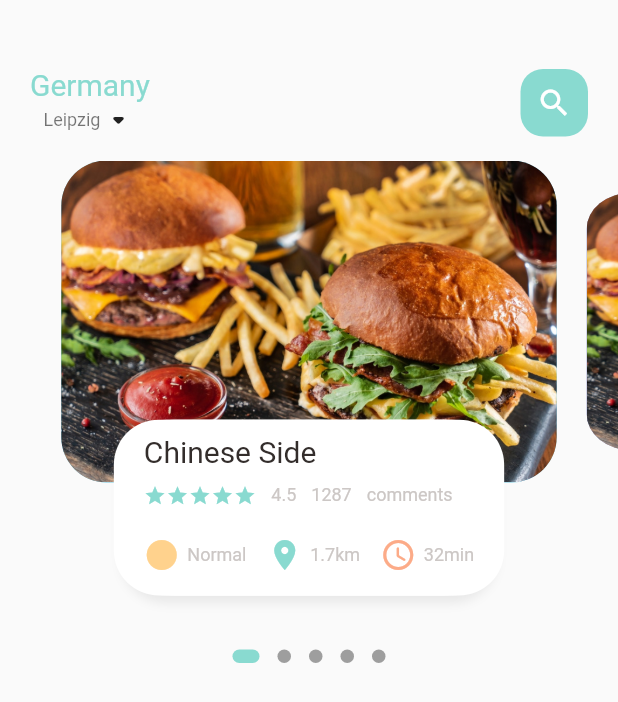
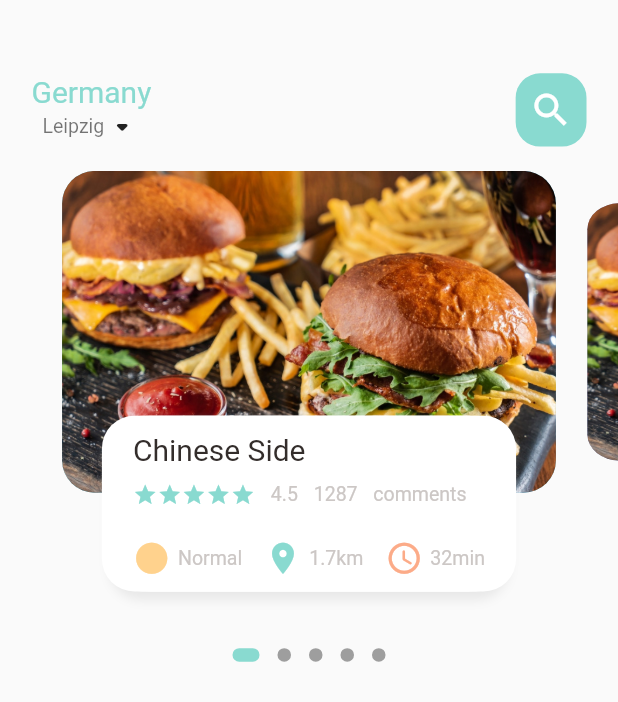
Before and after one commit to zkms-alzeidi/food_delivery_app-, a Flutter app: the screen it shows after launch, on a phone screen of 412 x 824 dp. Shown: the top 702 px of the screen. Run offline on Flutter 3.47's test engine with Material 2 defaults, Android fonts, the phone set to English and light mode, and no system bars; drawn by our look-alikes of dots_indicator; our stand-ins replace get.

Commit message:
Second Commit

```diff
--- a/lib/home/food_page_body.dart
+++ b/lib/home/food_page_body.dart
@@ -27,10 +27,14 @@ class _FoodPageBodyState extends State<FoodPageBody> {
   @override
   void initState(){
     super.initState();
+    print("height: " + Dimensions.screenHeight.toString() +"\n width: " + Dimensions.screenWidth.toString()
+    );
+
     pageController.addListener(() {
       setState(() {
         _currPageValue= pageController.page;
-        print('current value ' + _currPageValue.toString());
+        //print('current value ' + _currPageValue.toString());
+
       });
     });
   }
@@ -45,7 +49,8 @@ class _FoodPageBodyState extends State<FoodPageBody> {
     return Column(
       children:[
         Container(
-        height: 320,
+        height: Dimensions.pageView
+          ,
         child: PageView.builder(
           controller: pageController,
           itemCount: 5,
@@ -63,7 +68,6 @@ class _FoodPageBodyState extends State<FoodPageBody> {
       activeColor: AppColors.mainColor
     ),
     )
-
       ]
     );
   }
@@ -71,6 +75,7 @@ class _FoodPageBodyState extends State<FoodPageBody> {
   Widget _buildPageItem(int index){
 
     Matrix4 matrix= new Matrix4.identity();
+
     if(index == _currPageValue.floor())
     {
       var currScale = 1-(_currPageValue-index)*(1-_scaleFactor);
@@ -95,18 +100,17 @@ class _FoodPageBodyState extends State<FoodPageBody> {
       matrix = Matrix4.diagonal3Values(1, currScale, 1)..setTranslationRaw(0, _height*(1-_scaleFactor)/2, 1);
     }
 
-
     return Transform(
       //Transform lass uns mit matrix arbeiten.
       transform: matrix,
       child: Stack(
-        //Stack lass uns Widget ohne position machen
+        //Stack lass uns Widget ohne position machen .. das heißt , wir konnen eine andere Box auf Stack machen
         children:[
           Container(
             height: Dimensions.pageViewContainer,
-          margin: EdgeInsets.only(left: 10, right: 10),
+          margin: EdgeInsets.only(left: Dimensions.width10, right: Dimensions.width10),
           decoration: BoxDecoration(
-              borderRadius: BorderRadius.circular(30),
+              borderRadius: BorderRadius.circular(Dimensions.radius20),
               color: index.isEven?Color(0xFF69c5df):Color(0xFF9294cc),
               image: DecorationImage(
                   fit: BoxFit.cover,
@@ -122,9 +126,10 @@ class _FoodPageBodyState extends State<FoodPageBody> {
             alignment: Alignment.bottomCenter,
             child: Container(
               height: Dimensions.pageViewTextContainer,
-              margin: EdgeInsets.only(left: 50, right: 50, bottom: 30),
+
+              margin: EdgeInsets.only(left: Dimensions.width40, right: Dimensions.width40, bottom: Dimensions.width30),
               decoration: BoxDecoration(
-                  borderRadius: BorderRadius.circular(30),
+                  borderRadius: BorderRadius.circular(Dimensions.radius20),
                   color: Colors.white,
                 boxShadow: [
                   BoxShadow(
@@ -144,26 +149,26 @@ class _FoodPageBodyState extends State<FoodPageBody> {
               ),
               //diese Container hat die Beschreibung des Bilds(text-bewertung-abstand)
               child: Container(
-                padding: EdgeInsets.only(top: 10, left: 15,right: 15),
+                padding: EdgeInsets.only(top: Dimensions.height10, left: Dimensions.width15,right: Dimensions.width15),
                 child: Column(
                   crossAxisAlignment: CrossAxisAlignment.start,
                   children: [
                     BigText(text: "Chinese Side"),
-                    SizedBox(height: 10,),
+                    SizedBox(height: Dimensions.height10,),
                     Row(
                       children: [
                         Wrap(
-                          children: List.generate(5, (index) => Icon(Icons.star, color: AppColors.mainColor, size: 15,))
+                          children: List.generate(5, (index) => Icon(Icons.star, color: AppColors.mainColor, size: Dimensions.height15,))
                         ),
-                        SizedBox(width: 10,),
+                        SizedBox(width: Dimensions.width10),
                         SmallText(text: "4.5"),
-                        SizedBox(width: 10,),
+                        SizedBox(width: Dimensions.width10,),
                         SmallText(text:"1287"),
-                        SizedBox(width: 10,),
+                        SizedBox(width: Dimensions.width10,),
                         SmallText(text: "comments"),
                       ],
                     ),
-                    SizedBox(height: 20,),
+                    SizedBox(height: Dimensions.height20,),
                     Row(
                       mainAxisAlignment: MainAxisAlignment.spaceBetween,
                       children: [
--- a/lib/home/main_food_page.dart
+++ b/lib/home/main_food_page.dart
@@ -1,6 +1,7 @@
 import 'package:flutter/cupertino.dart';
 import 'package:flutter/material.dart';
 import 'package:food_delivery/utils/colors.dart';
+import 'package:food_delivery/utils/dimensions.dart';
 import 'package:food_delivery/widgets/big_text.dart';
 import 'package:food_delivery/widgets/small_text.dart';
 import 'food_page_body.dart';
@@ -23,8 +24,8 @@ class _MainFoodPageState extends State<MainFoodPage> {
           //ziegt das Header
           Container(
             child: Container(
-              margin: EdgeInsets.only(top: 45, bottom: 15),
-              padding: EdgeInsets.only(left: 20, right: 20),
+              margin: EdgeInsets.only(top: Dimensions.height45, bottom: Dimensions.height15),
+              padding: EdgeInsets.only(left: Dimensions.width20, right: Dimensions.width20),
               child: Row(
                 mainAxisAlignment: MainAxisAlignment.spaceBetween,
                 children: [
@@ -44,14 +45,15 @@ class _MainFoodPageState extends State<MainFoodPage> {
                   ),
                   Center(
                     child: Container(
-                      width: 45,
-                      height: 45,
+                      width: Dimensions.width45,
+                      height: Dimensions.height45,
                       child: Icon(
                         Icons.search,
                         color: Colors.white,
+                        size: Dimensions.iconSize27,
                       ),
                       decoration: BoxDecoration(
-                          borderRadius: BorderRadius.circular(15),
+                          borderRadius: BorderRadius.circular(Dimensions.radius15),
                           color: AppColors.mainColor),
                     ),
                   )
@@ -59,7 +61,7 @@ class _MainFoodPageState extends State<MainFoodPage> {
               ),
             ),
           ),
-          //ziegt das body
+          //zeigt das body
           FoodPageBody()
         ],
       ),
--- a/lib/utils/dimensions.dart
+++ b/lib/utils/dimensions.dart
@@ -1,10 +1,42 @@
 import 'package:get/get.dart';
 
 class Dimensions{
+
  static double screenHeight = Get.context.height;
-  static double screenWidth = Get.context.width;
+ static double screenWidth = Get.context.width;
 
-  static double pageViewContainer = screenHeight/3.84;
-  static double pageViewTextContainer = screenHeight/7.03;
+ //dynamic height
+ static double pageView = screenHeight/2.64;
+ static double pageViewContainer = screenHeight/3.84;
+ static double pageViewTextContainer = screenHeight/7.03;
+
+ //dynamic height padding and margin
+ static double height10 = screenHeight/75.9;
+ static double height15 = screenHeight/50.61;
+ static double height20= screenHeight/37.9;
+ static double height45= screenHeight/16.87;
+
+ //fonts
+ static double font20 = screenHeight/37.9;
+ static double font12 = screenHeight/63.2;
+
+ //Radius
+ static double radius15 = screenHeight/50.61;
+ static double radius20 = screenHeight/37.9;
+
+
+
+ //dynamic width padding and margin
+ static double width10 = screenWidth/39.272;
+ static double width15 = screenWidth/26.18;
+ static double width20= screenWidth/19.63;
+ static double width30= screenWidth/13;
+ static double width40 = screenWidth/9.8;
+ static double width45= screenWidth/8.72;
+
+
+ //Icon Size
+ static double iconSize23 = screenHeight/33.011;
+static double iconSize27 = screenHeight/28.12;
 
 }
--- a/lib/widgets/big_text.dart
+++ b/lib/widgets/big_text.dart
@@ -1,4 +1,5 @@
 import 'package:flutter/cupertino.dart';
+import 'package:food_delivery/utils/dimensions.dart';
 
 class BigText extends StatelessWidget {
   Color color;
@@ -23,7 +24,7 @@ class BigText extends StatelessWidget {
       style: TextStyle(
         color: color,
         fontFamily: "Roboto",
-        fontSize: size,
+        fontSize: size==0?Dimensions.font20 : size,
         fontWeight: FontWeight.w400,
       ),
     );
--- a/lib/widgets/icon_and_text_widget.dart
+++ b/lib/widgets/icon_and_text_widget.dart
@@ -1,4 +1,5 @@
 import 'package:flutter/cupertino.dart';
+import 'package:food_delivery/utils/dimensions.dart';
 import 'package:food_delivery/widgets/small_text.dart';
 
 class IconAndTextWidget extends StatelessWidget {
@@ -14,7 +15,7 @@ class IconAndTextWidget extends StatelessWidget {
   Widget build(BuildContext context) {
     return Row(
       children: [
-        Icon(icon, color: iconColor,),
+        Icon(icon, color: iconColor, size : Dimensions.iconSize23),
         SizedBox(width: 5,),
         SmallText(text: text)
       ],
--- a/lib/widgets/small_text.dart
+++ b/lib/widgets/small_text.dart
@@ -1,4 +1,5 @@
 import 'package:flutter/cupertino.dart';
+import 'package:food_delivery/utils/dimensions.dart';
 
 class SmallText extends StatelessWidget {
   Color color;
@@ -10,7 +11,7 @@ class SmallText extends StatelessWidget {
       {Key key,
       this.color = const Color(0xFFccc7c5),
       @required this.text,
-      this.size = 12,
+      this.size = 0,
       this.height = 1.2})
       : super(key: key);
 
@@ -19,7 +20,7 @@ class SmallText extends StatelessWidget {
     return Text(
       text,
       style: TextStyle(
-          color: color, fontFamily: "Roboto", fontSize: size, height: height),
+          color: color, fontFamily: "Roboto", fontSize: size==0?Dimensions.font12 : size, height: height),
     );
   }
 }
```
Also changed, not shown: pubspec.lock, 3 other files.
